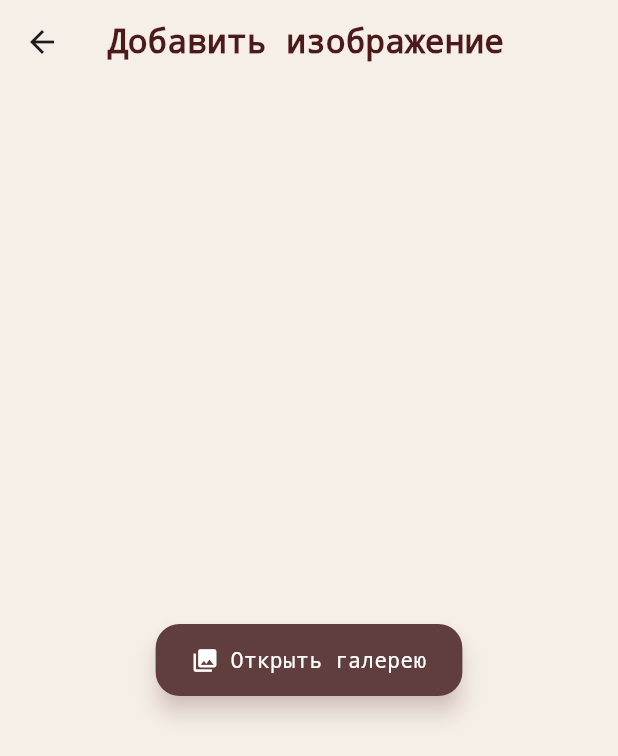
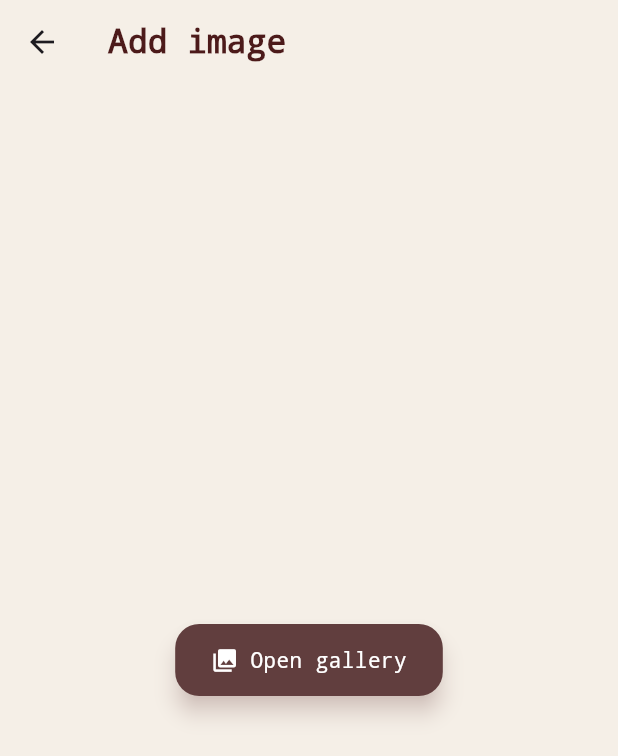
Before and after one commit to arnyyyyy/fit-me, a Flutter app: the screen it shows after launch, item 3 of the bottom bar chosen, after a tap on the "add" icon, on a phone screen of 412 x 824 dp. Shown: the top 756 px of the screen. Run offline on Flutter 3.47's test engine with Material 3 defaults, Android fonts, the phone set to English and light mode, and no system bars; our stand-ins replace flutter_riverpod, hive, image_picker; accounts and stored records are empty; generated files the repository leaves out were written again.

Commit message:
localization

```diff
--- /dev/null
+++ b/l10n.yaml
@@ -0,0 +1,4 @@
+arb-dir: lib/l10n
+template-arb-file: app_en.arb
+output-localization-file: app_localizations.dart
+nullable-getter: false
--- a/lib/features/clothes_constructor/view/select_image_screen.dart
+++ b/lib/features/clothes_constructor/view/select_image_screen.dart
@@ -2,6 +2,7 @@ import 'dart:typed_data';
 import 'package:flutter/material.dart';
 import 'package:flutter_riverpod/flutter_riverpod.dart';
 import 'package:image_picker/image_picker.dart';
+import 'package:flutter_gen/gen_l10n/app_localizations.dart';
 
 import '../../../utils/app_colors.dart';
 import '../../../utils/app_text_styles.dart';
@@ -35,14 +36,14 @@ class SelectImageScreen extends ConsumerWidget {
       appBar: AppBar(
         backgroundColor: Colors.transparent,
         elevation: 0,
-        title: const Text("Добавить изображение", style: AppTextStyles.appBarTitle),
+        title: Text(AppLocalizations.of(context).addImage, style: AppTextStyles.appBarTitle),
       ),
       body: Center(
         child: ElevatedButton.icon(
           onPressed: () => _pickImage(context),
           icon: const Icon(Icons.photo_library, color: Colors.white),
-          label: const Text(
-            'Открыть галерею',
+          label: Text(
+            AppLocalizations.of(context).openGallery,
             style: AppTextStyles.buttonWhite,
           ),
           style: ElevatedButton.styleFrom(
--- a/lib/features/collage_constructor/effect/runtime.dart
+++ b/lib/features/collage_constructor/effect/runtime.dart
@@ -47,6 +47,10 @@ class CollagesRuntime {
     } else if (effect is SnackBarEffect) {
       ScaffoldMessenger.of(context).showSnackBar(
         SnackBar(content: Text(effect.message)),
+      );
+    } else if (effect is LocalizableSnackBarEffect) {
+      ScaffoldMessenger.of(context).showSnackBar(
+        SnackBar(content: Text(effect.getLocalizedMessage(context))),
       );
     }
   }
--- a/lib/features/collage_constructor/view/clothes_picker_screen.dart
+++ b/lib/features/collage_constructor/view/clothes_picker_screen.dart
@@ -1,5 +1,6 @@
 import 'dart:io';
 import 'package:flutter/material.dart';
+import 'package:flutter_gen/gen_l10n/app_localizations.dart';
 
 import '../../../utils/app_colors.dart';
 import '../../../utils/app_text_styles.dart';
@@ -23,7 +24,7 @@ class _ClothesPickerScreenState extends State<ClothesPickerScreen> {
       appBar: AppBar(
         backgroundColor: Colors.transparent,
         elevation: 0,
-        title: const Text("выберите фото", style: AppTextStyles.appBarTitle),
+        title: Text(AppLocalizations.of(context).selectPhotos, style: AppTextStyles.appBarTitle),
         actions: [
           IconButton(
             icon: const Icon(Icons.check_rounded),
--- a/lib/features/collages/view/main_collages_screen.dart
+++ b/lib/features/collages/view/main_collages_screen.dart
@@ -2,6 +2,7 @@ import 'dart:io';
 
 import 'package:flutter/material.dart';
 import 'package:flutter_riverpod/flutter_riverpod.dart';
+import 'package:flutter_gen/gen_l10n/app_localizations.dart';
 
 import '../../../utils/app_colors.dart';
 import '../../../utils/app_text_styles.dart';
@@ -48,8 +49,8 @@ class _CollagesScreenState extends ConsumerState<CollagesScreen> {
     return Scaffold(
       backgroundColor: AppColors.background,
       appBar: SearchAppBar(
-        title: "my collages",
-        hintText: "name or tags",
+        title: AppLocalizations.of(context).myCollages,
+        hintText: AppLocalizations.of(context).searchNameOrTags,
         model: model,
         controller: controller,
         onSearchChanged: (query) => runtime.dispatch(SearchQueryChanged(query)),
@@ -102,7 +103,7 @@ class _CollagesScreenState extends ConsumerState<CollagesScreen> {
                 mainAxisAlignment: MainAxisAlignment.spaceBetween,
                 children: [
                   Text(
-                    'Активные фильтры: ${model.selectedTags.length}',
+                    AppLocalizations.of(context).activeFilters(model.selectedTags.length),
                     style: AppTextStyles.subtitle.copyWith(
                       color: AppColors.tagText,
                       fontWeight: FontWeight.w500,
@@ -110,7 +111,7 @@ class _CollagesScreenState extends ConsumerState<CollagesScreen> {
                   ),
                   TextButton.icon(
                     icon: const Icon(Icons.clear_all, size: 18),
-                    label: const Text('Очистить'),
+                    label: Text(AppLocalizations.of(context).clearFilters),
                     onPressed: () {
                       runtime.dispatch(ClearTagFilters());
                     },
@@ -176,7 +177,7 @@ class _CollagesScreenState extends ConsumerState<CollagesScreen> {
     if (model.errorMessage != null) {
       return Center(
         child: Text(
-          "Что-то пошло не так: ${model.errorMessage}",
+          AppLocalizations.of(context).error(model.errorMessage!),
           style: AppTextStyles.emptyText,
         ),
       );
@@ -195,9 +196,9 @@ class EmptyCollagesMessage extends StatelessWidget {
 
   @override
   Widget build(BuildContext context) {
-    return const Center(
+    return Center(
       child: Text(
-        "У вас пока нет коллажей...",
+        AppLocalizations.of(context).emptyCollages,
         style: AppTextStyles.emptyText,
       ),
     );
--- a/lib/features/main/main_screen.dart
+++ b/lib/features/main/main_screen.dart
@@ -1,5 +1,6 @@
 import 'package:fit_me/features/collage_constructor/view/collage_constructor_screen.dart';
 import 'package:flutter/material.dart';
+import 'package:flutter_gen/gen_l10n/app_localizations.dart';
 import '../../utils/app_colors.dart';
 import '../../utils/app_text_styles.dart';
 import '../wardrobe/view/main_wardrobe_screen.dart';
@@ -65,22 +66,22 @@ class _MainScreenState extends State<MainScreen>
           unselectedLabelStyle: AppTextStyles.navLabel,
           type: BottomNavigationBarType.fixed,
           selectedLabelStyle: const TextStyle(fontWeight: FontWeight.w600),
-          items: const [
+          items: [
             BottomNavigationBarItem(
-              icon: Icon(Icons.add_photo_alternate_outlined,
+              icon: const Icon(Icons.add_photo_alternate_outlined,
                   color: AppColors.tagText),
-              label: 'Добавить',
+              label: AppLocalizations.of(context).addTabLabel,
             ),
             BottomNavigationBarItem(
-              icon: Icon(Icons.image_outlined, color: AppColors.tagText),
-              label: 'Коллажи',
+              icon: const Icon(Icons.image_outlined, color: AppColors.tagText),
+              label: AppLocalizations.of(context).collagesTabLabel,
             ),
             BottomNavigationBarItem(
-              icon: Icon(
+              icon: const Icon(
                 Icons.checkroom_outlined,
                 color: AppColors.tagText,
               ),
-              label: 'Гардероб',
+              label: AppLocalizations.of(context).wardrobeTabLabel,
             ),
           ],
         ),
--- a/lib/features/tags/view/tag_input_field.dart
+++ b/lib/features/tags/view/tag_input_field.dart
@@ -1,4 +1,5 @@
 import 'package:flutter/material.dart';
+import 'package:flutter_gen/gen_l10n/app_localizations.dart';
 import '../../../utils/app_colors.dart';
 import '../../../utils/app_text_styles.dart';
 
@@ -20,7 +21,7 @@ class TagInputField extends StatelessWidget {
           child: TextField(
             controller: controller,
             decoration: InputDecoration(
-              hintText: 'Введите новый тег...',
+              hintText: AppLocalizations.of(context).enterNewTag,
               hintStyle: AppTextStyles.subtitle.copyWith(
                 color: AppColors.text.withValues(alpha: 0.5),
                 fontStyle: FontStyle.italic,
--- a/lib/features/wardrobe/view/main_wardrobe_screen.dart
+++ b/lib/features/wardrobe/view/main_wardrobe_screen.dart
@@ -4,6 +4,7 @@ import 'package:fit_me/features/wardrobe/message/message.dart';
 import 'package:fit_me/utils/app_colors.dart';
 import 'package:flutter/material.dart';
 import 'package:flutter_riverpod/flutter_riverpod.dart';
+import 'package:flutter_gen/gen_l10n/app_localizations.dart';
 
 import '../../../utils/app_text_styles.dart';
 import '../../../widgets/search_app_bar.dart';
@@ -49,8 +50,8 @@ class _WardrobeScreen extends ConsumerState<WardrobeScreen> {
     return Scaffold(
       backgroundColor: AppColors.wardrobeBackground,
       appBar: SearchAppBar(
-        title: "my clothes",
-        hintText: "name or tags",
+        title: AppLocalizations.of(context).myClothes,
+        hintText: AppLocalizations.of(context).searchNameOrTags,
         model: model,
         controller: controller,
         onSearchChanged: (query) => runtime.dispatch(SearchQueryChanged(query)),
@@ -103,7 +104,7 @@ class _WardrobeScreen extends ConsumerState<WardrobeScreen> {
                 mainAxisAlignment: MainAxisAlignment.spaceBetween,
                 children: [
                   Text(
-                    'Активные фильтры: ${model.selectedTags.length}',
+                    AppLocalizations.of(context).activeFilters(model.selectedTags.length),
                     style: AppTextStyles.subtitle.copyWith(
                       color: AppColors.tagText,
                       fontWeight: FontWeight.w500,
@@ -111,7 +112,7 @@ class _WardrobeScreen extends ConsumerState<WardrobeScreen> {
                   ),
                   TextButton.icon(
                     icon: const Icon(Icons.clear_all, size: 18),
-                    label: const Text('Очистить'),
+                    label: Text(AppLocalizations.of(context).clearFilters),
                     onPressed: () {
                       runtime.dispatch(ClearTagFilters());
                     },
@@ -177,7 +178,7 @@ class _WardrobeScreen extends ConsumerState<WardrobeScreen> {
     if (model.errorMessage != null) {
       return Center(
         child: Text(
-          "smth went wrong: ${model.errorMessage}",
+          AppLocalizations.of(context).error(model.errorMessage!),
           style: AppTextStyles.emptyText,
         ),
       );
@@ -196,9 +197,9 @@ class EmptyWardrobeMessage extends StatelessWidget {
 
   @override
   Widget build(BuildContext context) {
-    return const Center(
+    return Center(
       child: Text(
-        "the closet is still empty...",
+        AppLocalizations.of(context).emptyWardrobe,
         style: AppTextStyles.emptyText,
       ),
     );
--- a/lib/main.dart
+++ b/lib/main.dart
@@ -1,6 +1,8 @@
 import 'package:fit_me/core/repositories/hive_repository.dart';
 import 'package:flutter/material.dart';
 import 'package:flutter_riverpod/flutter_riverpod.dart';
+import 'package:flutter_localizations/flutter_localizations.dart';
+import 'package:flutter_gen/gen_l10n/app_localizations.dart';
 
 import 'core/services/routes.dart';
 import 'features/main/main_screen.dart';
@@ -26,6 +28,16 @@ class MyApp extends StatelessWidget {
       home: const MainScreen(),
       onGenerateRoute: RoutesBuilder.onGenerateRoute,
       routes: RoutesBuilder.routes,
+      localizationsDelegates: const [
+        AppLocalizations.delegate,
+        GlobalMaterialLocalizations.delegate,
+        GlobalWidgetsLocalizations.delegate,
+        GlobalCupertinoLocalizations.delegate,
+      ],
+      supportedLocales: const [
+        Locale('en'),
+      ],
+      locale: const Locale('en'),
     );
   }
 }
```
Also changed, not shown: lib/features/clothes_constructor/view/image_editor_screen.dart (+10 -9 lines), lib/features/clothes_constructor/view/image_meta_screen.dart (+7 -6 lines), lib/features/collage_constructor/update/update.dart (+29 -4 lines), lib/features/collage_constructor/view/collage_constructor_screen.dart (+7 -7 lines), lib/features/collage_constructor/view/collage_saving_screen.dart (+7 -6 lines), lib/features/tags/view/available_tags_section.dart (+6 -5 lines), lib/features/tags/view/selected_tags_chips.dart (+4 -3 lines), lib/l10n/app_en.arb (added, +188 -0 lines), pubspec.yaml (+4 -30 lines), pubspec.lock.
